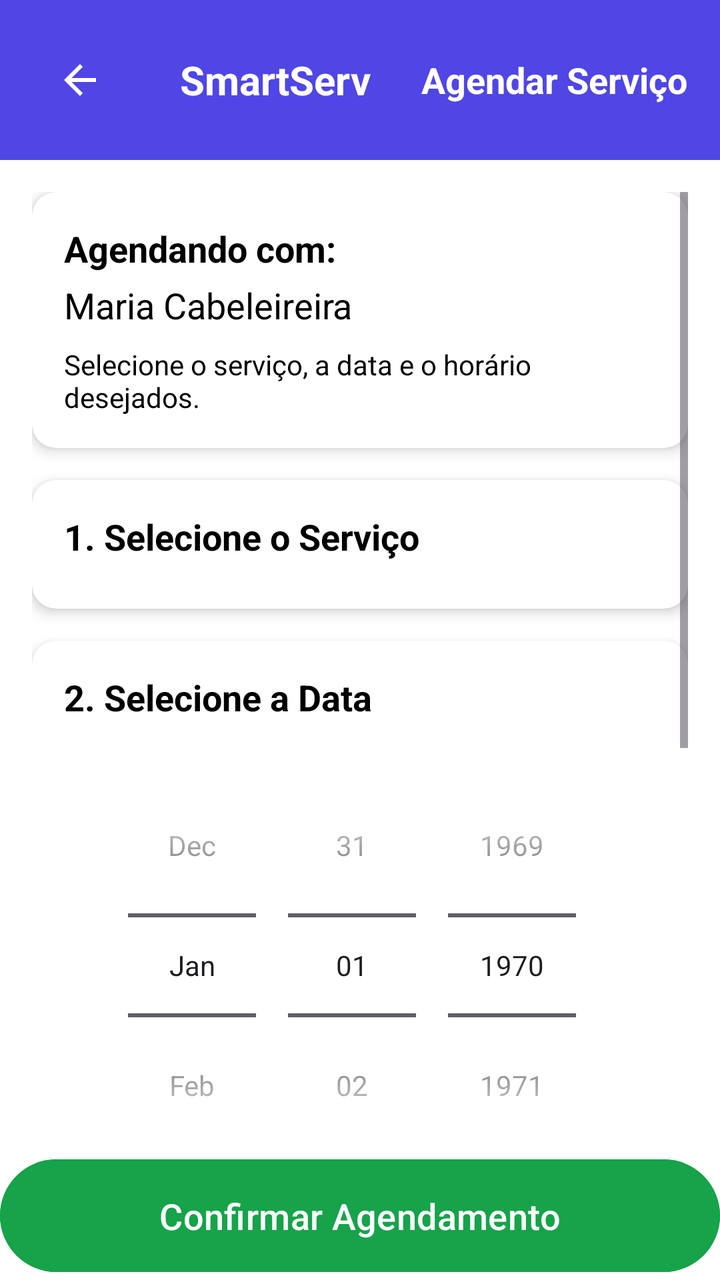
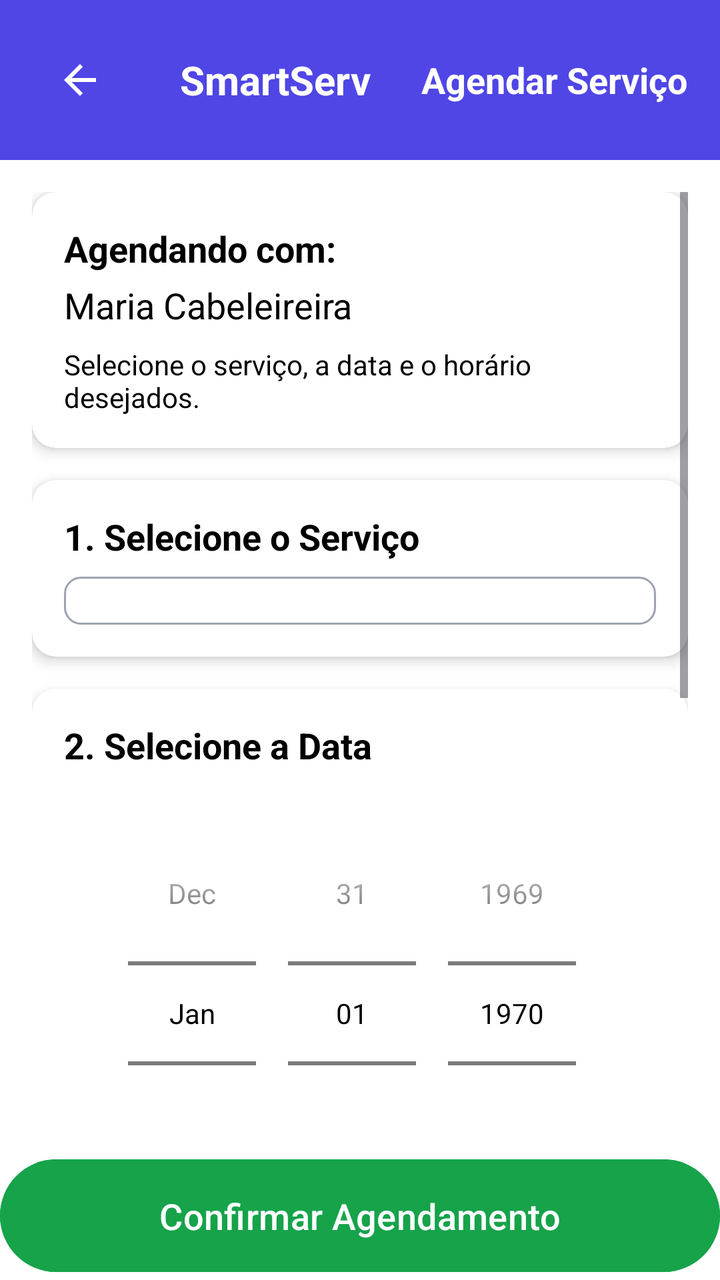

Screens rendered from an Android XML layout before and after an edit, with the pre-edit source and the edit as a unified diff.
<!-- AndroidManifest.xml: application theme Theme.SmartApp -->
<!-- res/layout/agendar_servico.xml -->
<?xml version="1.0" encoding="utf-8"?>
<RelativeLayout xmlns:android="http://schemas.android.com/apk/res/android"
    xmlns:app="http://schemas.android.com/apk/res-auto"
    xmlns:tools="http://schemas.android.com/tools"
    android:layout_width="match_parent"
    android:layout_height="match_parent"
    android:background="@color/white">

    
    <LinearLayout
        android:id="@+id/header"
        android:layout_width="match_parent"
        android:layout_height="wrap_content"
        android:background="@color/indigo_600"
        android:orientation="horizontal"
        android:gravity="center_vertical"
        android:padding="16dp"
        android:layout_alignParentTop="true">

        <ImageButton
            android:id="@+id/btnvoltaragendconfirma"
            android:layout_width="48dp"
            android:layout_height="48dp"
            android:contentDescription="btnvoltar"
            android:src="@drawable/ic_arrow_back"
            android:background="?selectableItemBackgroundBorderless"
            android:padding="8dp"/>

        <TextView
            android:layout_width="0dp"
            android:layout_height="wrap_content"
            android:layout_weight="1"
            android:text="SmartServ"
            android:textColor="@android:color/white"
            android:textSize="20sp"
            android:textStyle="bold"
            android:gravity="center"/>

        <TextView
            android:layout_width="wrap_content"
            android:layout_height="wrap_content"
            android:text="Agendar Serviço"
            android:textColor="@android:color/white"
            android:textSize="18sp"
            android:textStyle="bold"/>
    </LinearLayout>

    
    <ScrollView
        android:id="@+id/mainScrollView"
        android:layout_width="match_parent"
        android:layout_height="match_parent"
        android:layout_below="@id/header"
        android:layout_above="@id/btnconfirmarAgendamento2"
        android:padding="16dp"
        android:fillViewport="true">

        <LinearLayout
            android:layout_width="match_parent"
            android:layout_height="wrap_content"
            android:orientation="vertical"
            android:background="@color/white">

            
            <androidx.cardview.widget.CardView
                android:layout_width="match_parent"
                android:layout_height="wrap_content"
                android:layout_marginBottom="16dp"
                app:cardCornerRadius="12dp"
                app:cardElevation="4dp"
                app:cardBackgroundColor="@color/white">

                <LinearLayout
                    android:layout_width="match_parent"
                    android:layout_height="wrap_content"
                    android:orientation="vertical"
                    android:padding="16dp">

                    <TextView
                        android:layout_width="match_parent"
                        android:layout_height="wrap_content"
                        android:text="Agendando com:"
                        android:textColor="@android:color/black"
                        android:textSize="18sp"
                        android:textStyle="bold"/>

                    <TextView
                        android:id="@+id/edtnomeagend"
                        android:layout_width="match_parent"
                        android:layout_height="wrap_content"
                        android:text="Maria Cabeleireira"
                        android:textColor="@android:color/black"
                        android:textSize="18sp"
                        android:layout_marginTop="4dp"/>

                    <TextView
                        android:layout_width="match_parent"
                        android:layout_height="wrap_content"
                        android:text="Selecione o serviço, a data e o horário desejados."
                        android:textColor="@android:color/black"
                        android:textSize="14sp"
                        android:layout_marginTop="8dp"/>
                </LinearLayout>
            </androidx.cardview.widget.CardView>

            
            <androidx.cardview.widget.CardView
                android:layout_width="match_parent"
                android:layout_height="wrap_content"
                android:layout_marginBottom="16dp"
                app:cardCornerRadius="12dp"
                app:cardElevation="4dp"
                app:cardBackgroundColor="@color/white">

                <LinearLayout
                    android:layout_width="match_parent"
                    android:layout_height="wrap_content"
                    android:orientation="vertical"
                    android:padding="16dp">

                    <TextView
                        android:layout_width="match_parent"
                        android:layout_height="wrap_content"
                        android:text="1. Selecione o Serviço"
                        android:textColor="@android:color/black"
                        android:textSize="18sp"
                        android:textStyle="bold"
                        android:layout_marginBottom="8dp"/>

                    <LinearLayout
                        android:id="@+id/edtlistaservico"
                        android:layout_width="match_parent"
                        android:layout_height="wrap_content"
                        android:orientation="vertical">
                        
                    </LinearLayout>

                    <TextView
                        android:id="@+id/serviceError"
                        android:layout_width="match_parent"
                        android:layout_height="wrap_content"
                        android:text="Por favor, selecione um serviço."
                        android:textColor="@android:color/black"
                        android:textSize="14sp"
                        android:visibility="gone"
                        android:layout_marginTop="8dp"/>
                </LinearLayout>
            </androidx.cardview.widget.CardView>

            
            <androidx.cardview.widget.CardView
                android:layout_width="match_parent"
                android:layout_height="wrap_content"
                android:layout_marginBottom="16dp"
                app:cardCornerRadius="12dp"
                app:cardElevation="4dp"
                app:cardBackgroundColor="@color/white">

                <LinearLayout
                    android:layout_width="match_parent"
                    android:layout_height="wrap_content"
                    android:orientation="vertical"
                    android:padding="16dp">

                    <TextView
                        android:layout_width="match_parent"
                        android:layout_height="wrap_content"
                        android:text="2. Selecione a Data"
                        android:textColor="@android:color/black"
                        android:textSize="18sp"
                        android:textStyle="bold"
                        android:layout_marginBottom="16dp"/>

                    
                    <DatePicker
                        android:id="@+id/edtpickerdata"
                        android:layout_width="match_parent"
                        android:layout_height="wrap_content"
                        android:datePickerMode="spinner"
                        android:calendarViewShown="false"
                        android:spinnersShown="true"
                        android:layout_marginBottom="8dp"/>

                    <TextView
                        android:id="@+id/dateError"
                        android:layout_width="match_parent"
                        android:layout_height="wrap_content"
                        android:text="Por favor, selecione uma data."
                        android:textColor="@android:color/black"
                        android:textSize="14sp"
                        android:visibility="gone"
                        android:layout_marginTop="8dp"/>
                </LinearLayout>
            </androidx.cardview.widget.CardView>

            
            <androidx.cardview.widget.CardView
                android:layout_width="match_parent"
                android:layout_height="wrap_content"
                android:layout_marginBottom="16dp"
                app:cardCornerRadius="12dp"
                app:cardElevation="4dp"
                app:cardBackgroundColor="@color/white">

                <LinearLayout
                    android:layout_width="match_parent"
                    android:layout_height="wrap_content"
                    android:orientation="vertical"
                    android:padding="16dp">

                    <TextView
                        android:id="@+id/edtdata"
                        android:layout_width="match_parent"
                        android:layout_height="wrap_content"
                        android:text="3. Selecione o Horário"
                        android:textColor="@android:color/black"
                        android:textSize="18sp"
                        android:textStyle="bold"
                        android:layout_marginBottom="8dp"/>

                    <GridLayout
                        android:id="@+id/edthora"
                        android:layout_width="match_parent"
                        android:layout_height="wrap_content"
                        android:columnCount="3"
                        android:rowCount="4"
                        android:alignmentMode="alignMargins"
                        android:columnOrderPreserved="false"
                        android:useDefaultMargins="true">
                        
                    </GridLayout>

                    <TextView
                        android:id="@+id/timeError"
                        android:layout_width="match_parent"
                        android:layout_height="wrap_content"
                        android:text="Por favor, selecione um horário."
                        android:textColor="@android:color/black"
                        android:textSize="14sp"
                        android:visibility="gone"
                        android:layout_marginTop="8dp"/>

                    <TextView
                        android:id="@+id/noTimesMessage"
                        android:layout_width="match_parent"
                        android:layout_height="wrap_content"
                        android:text="Nenhum horário disponível para a data selecionada."
                        android:textColor="@android:color/black"
                        android:textSize="14sp"
                        android:visibility="gone"
                        android:gravity="center"
                        android:layout_marginTop="16dp"/>
                </LinearLayout>
            </androidx.cardview.widget.CardView>

            
            <androidx.cardview.widget.CardView
                android:layout_width="match_parent"
                android:layout_height="wrap_content"
                app:cardCornerRadius="12dp"
                app:cardElevation="4dp"
                app:cardBackgroundColor="@color/white">

                <LinearLayout
                    android:layout_width="match_parent"
                    android:layout_height="wrap_content"
                    android:orientation="vertical"
                    android:padding="16dp">

                    <TextView
                        android:layout_width="match_parent"
                        android:layout_height="wrap_content"
                        android:text="Resumo do Agendamento"
                        android:textColor="@android:color/black"
                        android:textSize="18sp"
                        android:textStyle="bold"
                        android:layout_marginBottom="8dp"/>

                    <LinearLayout
                        android:layout_width="match_parent"
                        android:layout_height="wrap_content"
                        android:orientation="horizontal"
                        android:layout_marginBottom="4dp">

                        <TextView
                            android:layout_width="wrap_content"
                            android:layout_height="wrap_content"
                            android:text="Serviço:"
                            android:textColor="@android:color/black"
                            android:textSize="16sp"/>

                        <TextView
                            android:id="@+id/edtagendaServiconome"
                            android:layout_width="0dp"
                            android:layout_height="wrap_content"
                            android:layout_weight="1"
                            android:text="N/A"
                            android:textColor="@android:color/black"
                            android:textSize="16sp"
                            android:textStyle="bold"
                            android:gravity="end"/>
                    </LinearLayout>

                    <LinearLayout
                        android:layout_width="match_parent"
                        android:layout_height="wrap_content"
                        android:orientation="horizontal"
                        android:layout_marginBottom="4dp">

                        <TextView
                            android:layout_width="wrap_content"
                            android:layout_height="wrap_content"
                            android:text="Data:"
                            android:textColor="@android:color/black"
                            android:textSize="16sp"/>

                        <TextView
                            android:id="@+id/summaryDate"
                            android:layout_width="0dp"
                            android:layout_height="wrap_content"
                            android:layout_weight="1"
                            android:text="N/A"
                            android:textColor="@android:color/black"
                            android:textSize="16sp"
                            android:textStyle="bold"
                            android:gravity="end"/>
                    </LinearLayout>

                    <LinearLayout
                        android:layout_width="match_parent"
                        android:layout_height="wrap_content"
                        android:orientation="horizontal"
                        android:layout_marginBottom="16dp">

                        <TextView
                            android:layout_width="wrap_content"
                            android:layout_height="wrap_content"
                            android:text="Horário:"
                            android:textColor="@android:color/black"
                            android:textSize="16sp"/>

                        <TextView
                            android:id="@+id/summaryTime"
                            android:layout_width="0dp"
                            android:layout_height="wrap_content"
                            android:layout_weight="1"
                            android:text="N/A"
                            android:textColor="@android:color/black"
                            android:textSize="16sp"
                            android:textStyle="bold"
                            android:gravity="end"/>
                    </LinearLayout>

                    <View
                        android:layout_width="match_parent"
                        android:layout_height="1dp"
                        android:background="?android:attr/dividerHorizontal"/>

                    <LinearLayout
                        android:layout_width="match_parent"
                        android:layout_height="wrap_content"
                        android:orientation="horizontal"
                        android:layout_marginTop="16dp">

                        <TextView
                            android:layout_width="wrap_content"
                            android:layout_height="wrap_content"
                            android:text="Total:"
                            android:textColor="@android:color/black"
                            android:textSize="18sp"
                            android:textStyle="bold"/>

                        <TextView
                            android:id="@+id/edtagendaPreco"
                            android:layout_width="0dp"
                            android:layout_height="wrap_content"
                            android:layout_weight="1"
                            android:text="R$ 0,00"
                            android:textColor="@android:color/black"
                            android:textSize="20sp"
                            android:textStyle="bold"
                            android:gravity="end"/>
                    </LinearLayout>
                </LinearLayout>
            </androidx.cardview.widget.CardView>
        </LinearLayout>
    </ScrollView>

    
    <Button
        android:id="@+id/btnconfirmarAgendamento2"
        android:layout_width="match_parent"
        android:layout_height="wrap_content"
        android:layout_alignParentBottom="true"
        android:backgroundTint="@color/success_green"
        android:drawableStart="@drawable/ic_calendar_check"
        android:drawablePadding="8dp"
        android:elevation="8dp"
        android:paddingVertical="16dp"
        android:text="Confirmar Agendamento"
        android:textColor="@android:color/white"
        android:textSize="18sp" />
</RelativeLayout>
<!-- resources referenced by this layout -->
<resources>
  <color name="indigo_600">#4F46E5</color>
  <color name="success_green">#16A34A</color>
  <color name="white">#FFFFFFFF</color>
  <!-- drawable ic_arrow_back (drawable) -->
  <vector xmlns:android="http://schemas.android.com/apk/res/android"
      android:width="24dp"
      android:height="24dp"
      android:viewportWidth="24"
      android:viewportHeight="24">
      <path android:fillColor="#FFFFFF" android:pathData="M20,11H7.83l5.59,-5.59L12,4l-8,8 8,8 1.41,-1.41L7.83,13H20v-2z"/>
  </vector>
  <!-- drawable ic_calendar_check (drawable) -->
  <vector xmlns:android="http://schemas.android.com/apk/res/android"
      android:width="24dp"
      android:height="24dp"
      android:viewportWidth="24"
      android:viewportHeight="24">
      <path android:fillColor="#FFFFFF" android:pathData="M19,3h-1V1h-2v2H8V1H6v2H5c-1.1,0 -2,0.9 -2,2v14c0,1.1 0.9,2 2,2h14c1.1,0 2,-0.9 2,-2V5c0,-1.1 -0.9,-2 -2,-2z m0,16H5V8h14v11z M7,10h5v5H7V10z"/>
      <path
          android:fillColor="#FFFFFF"
          android:pathData="M19,4h-1V2h-2v2H8V2H6v2H5c-1.11,0 -1.99,0.9 -1.99,2L3,20c0,1.1 0.89,2 1.99,2H19c1.1,0 2,-0.9 2,-2V6c0,-1.1 -0.9,-2 -2,-2zM19,20H5V10h14V20zM19,8H5V6h14V8zM9,14H7v-2h2V14zM13,14h-2v-2h2V14zM17,14h-2v-2h2V14zM9,18H7v-2h2V18zM13,18h-2v-2h2V18zM17,18h-2v-2h2V18z"/>
  </vector>
  <style name="Theme.SmartApp" parent="Base.Theme.SmartApp" />
  <style name="Base.Theme.SmartApp" parent="Theme.Material3.DayNight.NoActionBar" />
</resources>

<!-- the commit's change to res/layout/agendar_servico.xml (unified diff, before → after) -->
@@ -127,20 +127,21 @@
                         android:textStyle="bold"
                         android:layout_marginBottom="8dp"/>
 
-                    <LinearLayout
-                        android:id="@+id/edtlistaservico"
-                        android:layout_width="match_parent"
-                        android:layout_height="wrap_content"
-                        android:orientation="vertical">
-                        
-                    </LinearLayout>
+                    
+                    <Spinner
+                        android:id="@+id/servicosSpinner"
+                        android:layout_width="match_parent"
+                        android:layout_height="wrap_content"
+                        android:background="@drawable/spinner_border"
+                        android:spinnerMode="dropdown"
+                        android:padding="12dp"/>
 
                     <TextView
                         android:id="@+id/serviceError"
                         android:layout_width="match_parent"
                         android:layout_height="wrap_content"
                         android:text="Por favor, selecione um serviço."
-                        android:textColor="@android:color/black"
+                        android:textColor="@color/error_red"
                         android:textSize="14sp"
                         android:visibility="gone"
                         android:layout_marginTop="8dp"/>
@@ -179,14 +180,15 @@
                         android:datePickerMode="spinner"
                         android:calendarViewShown="false"
                         android:spinnersShown="true"
-                        android:layout_marginBottom="8dp"/>
+                        android:layout_marginBottom="8dp"
+                        android:theme="@style/DatePickerStyle"/>
 
                     <TextView
                         android:id="@+id/dateError"
                         android:layout_width="match_parent"
                         android:layout_height="wrap_content"
                         android:text="Por favor, selecione uma data."
-                        android:textColor="@android:color/black"
+                        android:textColor="@color/error_red"
                         android:textSize="14sp"
                         android:visibility="gone"
                         android:layout_marginTop="8dp"/>
@@ -218,24 +220,22 @@
                         android:textStyle="bold"
                         android:layout_marginBottom="8dp"/>
 
-                    <GridLayout
-                        android:id="@+id/edthora"
-                        android:layout_width="match_parent"
-                        android:layout_height="wrap_content"
-                        android:columnCount="3"
-                        android:rowCount="4"
-                        android:alignmentMode="alignMargins"
-                        android:columnOrderPreserved="false"
-                        android:useDefaultMargins="true">
-                        
-                    </GridLayout>
+                    
+                    <Spinner
+                        android:id="@+id/horarioSpinner"
+                        android:layout_width="match_parent"
+                        android:layout_height="wrap_content"
+                        android:background="@drawable/spinner_border"
+                        android:spinnerMode="dropdown"
+                        android:padding="12dp"
+                        android:layout_marginBottom="8dp"/>
 
                     <TextView
                         android:id="@+id/timeError"
                         android:layout_width="match_parent"
                         android:layout_height="wrap_content"
                         android:text="Por favor, selecione um horário."
-                        android:textColor="@android:color/black"
+                        android:textColor="@color/error_red"
                         android:textSize="14sp"
                         android:visibility="gone"
                         android:layout_marginTop="8dp"/>
@@ -330,17 +330,42 @@
                         android:layout_width="match_parent"
                         android:layout_height="wrap_content"
                         android:orientation="horizontal"
+                        android:layout_marginBottom="4dp">
+
+                        <TextView
+                            android:layout_width="wrap_content"
+                            android:layout_height="wrap_content"
+                            android:text="Horário:"
+                            android:textColor="@android:color/black"
+                            android:textSize="16sp"/>
+
+                        <TextView
+                            android:id="@+id/summaryTime"
+                            android:layout_width="0dp"
+                            android:layout_height="wrap_content"
+                            android:layout_weight="1"
+                            android:text="N/A"
+                            android:textColor="@android:color/black"
+                            android:textSize="16sp"
+                            android:textStyle="bold"
+                            android:gravity="end"/>
+                    </LinearLayout>
+
+                    <LinearLayout
+                        android:layout_width="match_parent"
+                        android:layout_height="wrap_content"
+                        android:orientation="horizontal"
                         android:layout_marginBottom="16dp">
 
                         <TextView
                             android:layout_width="wrap_content"
                             android:layout_height="wrap_content"
-                            android:text="Horário:"
+                            android:text="Duração:"
                             android:textColor="@android:color/black"
                             android:textSize="16sp"/>
 
                         <TextView
-                            android:id="@+id/summaryTime"
+                            android:id="@+id/summaryDuration"
                             android:layout_width="0dp"
                             android:layout_height="wrap_content"
                             android:layout_weight="1"
<!-- resource entries referenced after the edit -->
@@ -1,5 +1,6 @@
 <!-- resources referenced by this layout -->
 <resources>
+  <color name="error_red">#FF0000</color>
   <color name="indigo_600">#4F46E5</color>
   <color name="success_green">#16A34A</color>
   <color name="white">#FFFFFFFF</color>
@@ -22,7 +23,28 @@
           android:fillColor="#FFFFFF"
           android:pathData="M19,4h-1V2h-2v2H8V2H6v2H5c-1.11,0 -1.99,0.9 -1.99,2L3,20c0,1.1 0.89,2 1.99,2H19c1.1,0 2,-0.9 2,-2V6c0,-1.1 -0.9,-2 -2,-2zM19,20H5V10h14V20zM19,8H5V6h14V8zM9,14H7v-2h2V14zM13,14h-2v-2h2V14zM17,14h-2v-2h2V14zM9,18H7v-2h2V18zM13,18h-2v-2h2V18zM17,18h-2v-2h2V18z"/>
   </vector>
+  <!-- drawable spinner_border (drawable) -->
+  <?xml version="1.0" encoding="utf-8"?>
+  <selector xmlns:android="http://schemas.android.com/apk/res/android">
+      <item>
+          <layer-list>
+              <item>
+                  <shape>
+                      <solid android:color="@android:color/transparent" />
+                      <stroke android:width="1dp" android:color="@color/gray_400" />
+                      <corners android:radius="8dp" />
+                  </shape>
+              </item>
+          </layer-list>
+      </item>
+  </selector>
+  <style name="DatePickerStyle" parent="Theme.AppCompat.Light.Dialog">
+          <item name="colorAccent">@color/indigo_600</item>
+          <item name="android:textColorPrimary">@android:color/black</item>
+          <item name="android:textColor">@android:color/black</item>
+      </style>
   <style name="Theme.SmartApp" parent="Base.Theme.SmartApp" />
+  <color name="gray_400">#9CA3AF</color>
   <style name="Base.Theme.SmartApp" parent="Theme.Material3.DayNight.NoActionBar" />
 </resources>
 
